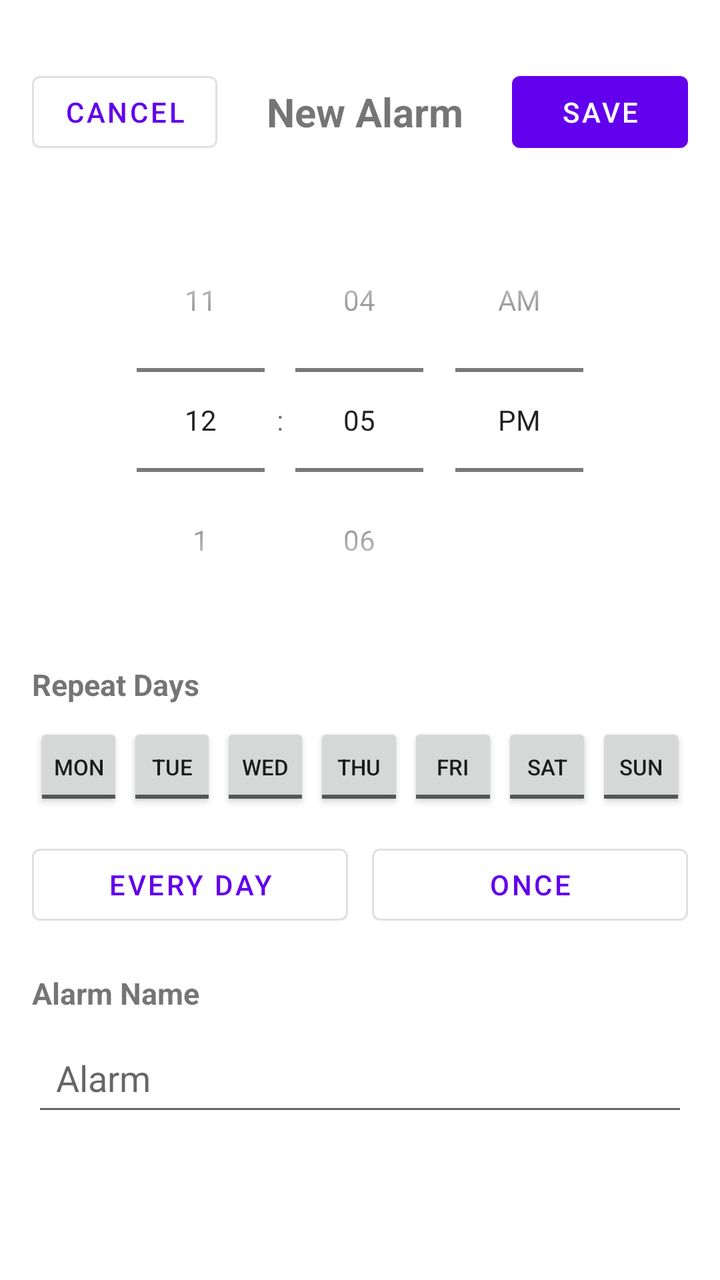
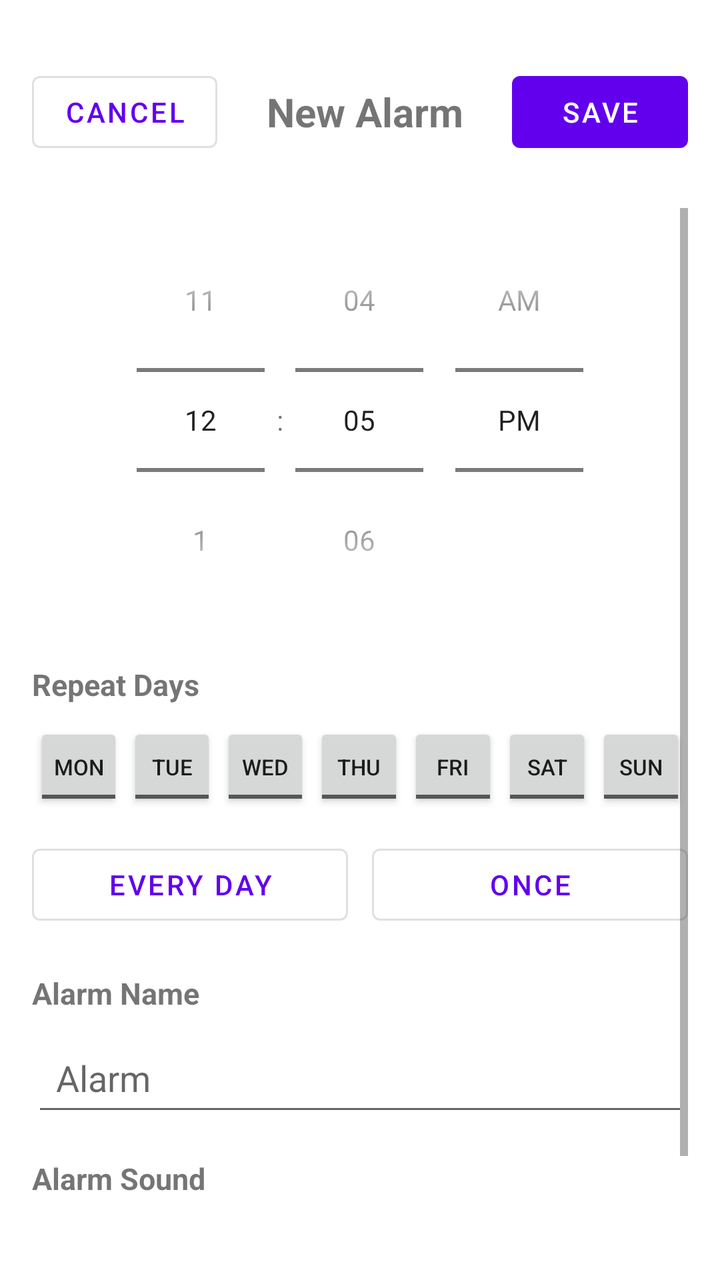

The first picture is an Android layout as it rendered before a commit; the second is the same layout after the commit. The layout source and the unified diff follow.
<!-- AndroidManifest.xml: application theme Theme.Alarmy -->
<!-- res/layout/activity_add_edit_alarm.xml -->
<?xml version="1.0" encoding="utf-8"?>
<LinearLayout
    xmlns:android="http://schemas.android.com/apk/res/android"
    android:layout_width="match_parent"
    android:layout_height="match_parent"
    android:orientation="vertical"
    android:background="?attr/colorSurface"
    android:padding="16dp">

    
    <LinearLayout
        android:layout_width="match_parent"
        android:layout_height="wrap_content"
        android:orientation="horizontal"
        android:gravity="center_vertical"
        android:paddingTop="16dp"
        android:paddingBottom="16dp"
        android:layout_marginBottom="8dp">

        <Button
            android:id="@+id/btnCancel"
            style="?attr/materialButtonOutlinedStyle"
            android:layout_width="wrap_content"
            android:layout_height="wrap_content"
            android:text="@string/cancel"/>

        <TextView
            android:id="@+id/tvTitle"
            android:layout_width="0dp"
            android:layout_height="wrap_content"
            android:layout_weight="1"
            android:text="@string/new_alarm"
            android:textSize="20sp"
            android:textStyle="bold"
            android:gravity="center"/>

        <Button
            android:id="@+id/btnSave"
            android:layout_width="wrap_content"
            android:layout_height="wrap_content"
            android:text="@string/save"/>

    </LinearLayout>

    <ScrollView
        android:layout_width="match_parent"
        android:layout_height="0dp"
        android:layout_weight="1"
        android:fillViewport="true">

        <LinearLayout
            android:layout_width="match_parent"
            android:layout_height="wrap_content"
            android:orientation="vertical"
            android:paddingBottom="16dp">

            
            <TimePicker
                android:id="@+id/timePicker"
                android:layout_width="match_parent"
                android:layout_height="wrap_content"
                android:timePickerMode="spinner"
                android:layout_gravity="center_horizontal"
                android:layout_marginBottom="16dp"/>

            
            <TextView
                android:layout_width="match_parent"
                android:layout_height="wrap_content"
                android:text="@string/repeat_days"
                android:textStyle="bold"
                android:textSize="15sp"
                android:layout_marginBottom="8dp"/>

            
            <LinearLayout
                android:layout_width="match_parent"
                android:layout_height="wrap_content"
                android:orientation="horizontal"
                android:weightSum="7"
                android:layout_marginBottom="12dp">

                <ToggleButton
                    android:id="@+id/btnMon"
                    android:layout_width="0dp"
                    android:layout_height="44dp"
                    android:layout_weight="1"
                    android:textOn="@string/day_mon"
                    android:textOff="@string/day_mon"
                    android:textSize="11sp"
                    android:padding="0dp"
                    android:minWidth="0dp"
                    android:minHeight="0dp"
                    android:singleLine="true"
                    android:maxLines="1"
                    android:ellipsize="none"
                    android:layout_margin="1dp"/>

                <ToggleButton
                    android:id="@+id/btnTue"
                    android:layout_width="0dp"
                    android:layout_height="44dp"
                    android:layout_weight="1"
                    android:textOn="@string/day_tue"
                    android:textOff="@string/day_tue"
                    android:textSize="11sp"
                    android:padding="0dp"
                    android:minWidth="0dp"
                    android:minHeight="0dp"
                    android:singleLine="true"
                    android:maxLines="1"
                    android:ellipsize="none"
                    android:layout_margin="1dp"/>

                <ToggleButton
                    android:id="@+id/btnWed"
                    android:layout_width="0dp"
                    android:layout_height="44dp"
                    android:layout_weight="1"
                    android:textOn="@string/day_wed"
                    android:textOff="@string/day_wed"
                    android:textSize="11sp"
                    android:padding="0dp"
                    android:minWidth="0dp"
                    android:minHeight="0dp"
                    android:singleLine="true"
                    android:maxLines="1"
                    android:ellipsize="none"
                    android:layout_margin="1dp"/>

                <ToggleButton
                    android:id="@+id/btnThu"
                    android:layout_width="0dp"
                    android:layout_height="44dp"
                    android:layout_weight="1"
                    android:textOn="@string/day_thu"
                    android:textOff="@string/day_thu"
                    android:textSize="11sp"
                    android:padding="0dp"
                    android:minWidth="0dp"
                    android:minHeight="0dp"
                    android:singleLine="true"
                    android:maxLines="1"
                    android:ellipsize="none"
                    android:layout_margin="1dp"/>

                <ToggleButton
                    android:id="@+id/btnFri"
                    android:layout_width="0dp"
                    android:layout_height="44dp"
                    android:layout_weight="1"
                    android:textOn="@string/day_fri"
                    android:textOff="@string/day_fri"
                    android:textSize="11sp"
                    android:padding="0dp"
                    android:minWidth="0dp"
                    android:minHeight="0dp"
                    android:singleLine="true"
                    android:maxLines="1"
                    android:ellipsize="none"
                    android:layout_margin="1dp"/>

                <ToggleButton
                    android:id="@+id/btnSat"
                    android:layout_width="0dp"
                    android:layout_height="44dp"
                    android:layout_weight="1"
                    android:textOn="@string/day_sat"
                    android:textOff="@string/day_sat"
                    android:textSize="11sp"
                    android:padding="0dp"
                    android:minWidth="0dp"
                    android:minHeight="0dp"
                    android:singleLine="true"
                    android:maxLines="1"
                    android:ellipsize="none"
                    android:layout_margin="1dp"/>

                <ToggleButton
                    android:id="@+id/btnSun"
                    android:layout_width="0dp"
                    android:layout_height="44dp"
                    android:layout_weight="1"
                    android:textOn="@string/day_sun"
                    android:textOff="@string/day_sun"
                    android:textSize="11sp"
                    android:padding="0dp"
                    android:minWidth="0dp"
                    android:minHeight="0dp"
                    android:singleLine="true"
                    android:maxLines="1"
                    android:ellipsize="none"
                    android:layout_margin="1dp"/>

            </LinearLayout>

            
            <LinearLayout
                android:layout_width="match_parent"
                android:layout_height="wrap_content"
                android:orientation="horizontal"
                android:layout_marginBottom="20dp">

                <Button
                    android:id="@+id/btnEveryDay"
                    style="?attr/materialButtonOutlinedStyle"
                    android:layout_width="0dp"
                    android:layout_height="wrap_content"
                    android:layout_weight="1"
                    android:text="@string/every_day"
                    android:layout_marginEnd="6dp"/>

                <Button
                    android:id="@+id/btnOnce"
                    style="?attr/materialButtonOutlinedStyle"
                    android:layout_width="0dp"
                    android:layout_height="wrap_content"
                    android:layout_weight="1"
                    android:text="@string/once"
                    android:layout_marginStart="6dp"/>

            </LinearLayout>

            
            <TextView
                android:layout_width="match_parent"
                android:layout_height="wrap_content"
                android:text="@string/alarm_name"
                android:textStyle="bold"
                android:textSize="15sp"
                android:layout_marginBottom="8dp"/>

            <EditText
                android:id="@+id/etAlarmLabel"
                android:layout_width="match_parent"
                android:layout_height="wrap_content"
                android:hint="@string/alarm_hint"
                android:inputType="textCapWords"
                android:maxLines="1"
                android:padding="12dp"
                android:autofillHints="name"/>

        </LinearLayout>

    </ScrollView>

</LinearLayout>
<!-- resources referenced by this layout -->
<resources>
  <string name="alarm_hint">Alarm</string>
  <string name="alarm_name">Alarm Name</string>
  <string name="cancel">Cancel</string>
  <string name="day_fri">FRI</string>
  <string name="day_mon">MON</string>
  <string name="day_sat">SAT</string>
  <string name="day_sun">SUN</string>
  <string name="day_thu">THU</string>
  <string name="day_tue">TUE</string>
  <string name="day_wed">WED</string>
  <string name="every_day">Every day</string>
  <string name="new_alarm">New Alarm</string>
  <string name="once">Once</string>
  <string name="repeat_days">Repeat Days</string>
  <string name="save">Save</string>
  <style name="Theme.Alarmy" parent="Theme.MaterialComponents.DayNight.DarkActionBar">
          
          <item name="colorPrimary">@color/purple_500</item>
          <item name="colorPrimaryVariant">@color/purple_700</item>
          <item name="colorOnPrimary">@color/white</item>
          
          <item name="colorSecondary">@color/teal_200</item>
          <item name="colorSecondaryVariant">@color/teal_700</item>
          <item name="colorOnSecondary">@color/black</item>
          
          <item name="android:statusBarColor">?attr/colorPrimaryVariant</item>
          
      </style>
  <color name="purple_500">#FF6200EE</color>
  <color name="purple_700">#FF3700B3</color>
  <color name="white">#FFFFFFFF</color>
  <color name="teal_200">#FF03DAC5</color>
  <color name="teal_700">#FF018786</color>
  <color name="black">#FF000000</color>
</resources>

<!-- the commit's change to res/layout/activity_add_edit_alarm.xml (unified diff, before → after) -->
@@ -238,8 +238,46 @@
                 android:inputType="textCapWords"
                 android:maxLines="1"
                 android:padding="12dp"
+                android:layout_marginBottom="16dp"
                 android:autofillHints="name"/>
 
+            
+            <TextView
+                android:layout_width="match_parent"
+                android:layout_height="wrap_content"
+                android:text="@string/alarm_sound"
+                android:textStyle="bold"
+                android:textSize="15sp"
+                android:layout_marginBottom="8dp"/>
+
+            <LinearLayout
+                android:id="@+id/layoutSelectSound"
+                android:layout_width="match_parent"
+                android:layout_height="wrap_content"
+                android:orientation="horizontal"
+                android:gravity="center_vertical"
+                android:background="?attr/selectableItemBackground"
+                android:padding="12dp"
+                android:clickable="true"
+                android:focusable="true">
+
+                <TextView
+                    android:id="@+id/tvSelectedSound"
+                    android:layout_width="0dp"
+                    android:layout_height="wrap_content"
+                    android:layout_weight="1"
+                    android:text="@string/default_alarm_sound"
+                    android:textSize="15sp"/>
+
+                <TextView
+                    android:layout_width="wrap_content"
+                    android:layout_height="wrap_content"
+                    android:text="›"
+                    android:textSize="20sp"
+                    android:textColor="?android:attr/textColorSecondary"/>
+
+            </LinearLayout>
+
         </LinearLayout>
 
     </ScrollView>
<!-- resource entries referenced after the edit -->
@@ -2,6 +2,7 @@
 <resources>
   <string name="alarm_hint">Alarm</string>
   <string name="alarm_name">Alarm Name</string>
+  <string name="alarm_sound">Alarm Sound</string>
   <string name="cancel">Cancel</string>
   <string name="day_fri">FRI</string>
   <string name="day_mon">MON</string>
@@ -10,6 +11,7 @@
   <string name="day_thu">THU</string>
   <string name="day_tue">TUE</string>
   <string name="day_wed">WED</string>
+  <string name="default_alarm_sound">Default alarm sound</string>
   <string name="every_day">Every day</string>
   <string name="new_alarm">New Alarm</string>
   <string name="once">Once</string>
